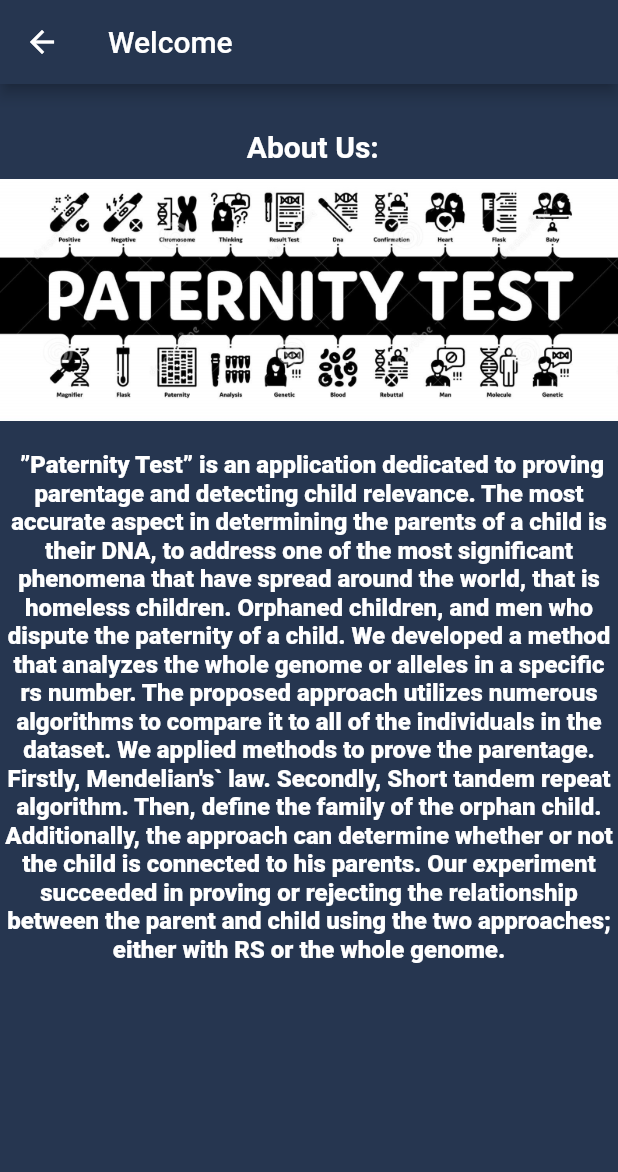
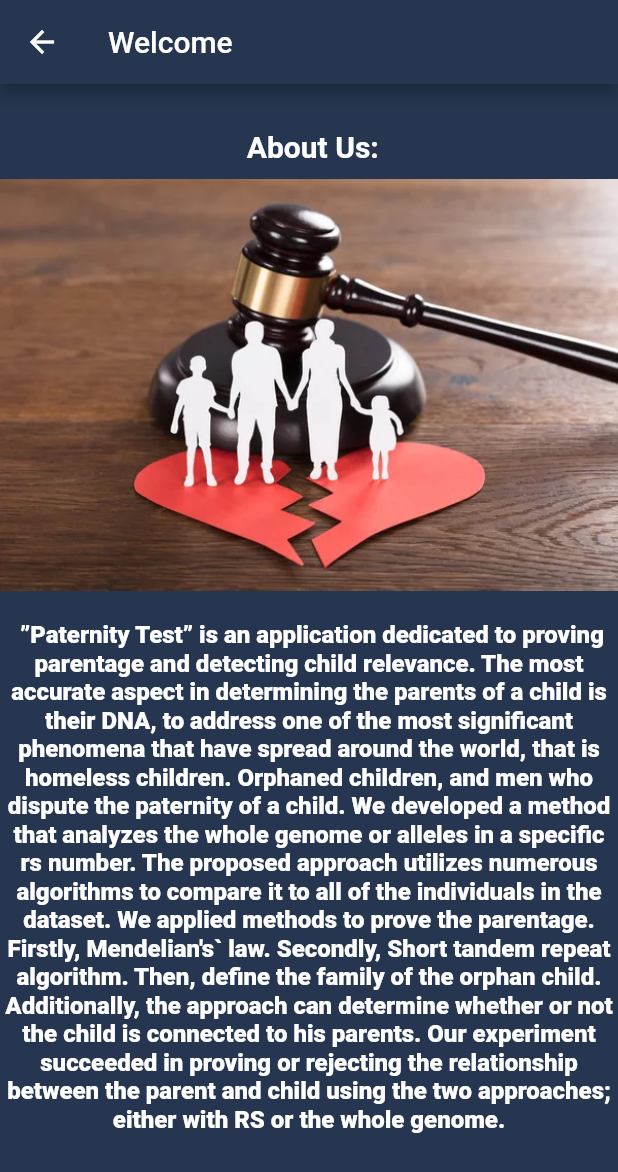
Before and after one commit to YoussifAssem/Genatac, a Flutter app: the homeScreen screen opened directly, on a phone screen of 412 x 824 dp. Shown: the top 1172 px of the screen. Run offline on Flutter 3.47's test engine with Material 2 defaults, Android fonts, the phone set to English and light mode, and no system bars; our stand-ins replace cloud_firestore, firebase_auth, firebase_core; accounts and stored records are empty.

Commit message:
homescreen ui

```diff
--- a/E-Genetics/Code/paternity_app/lib/Screens/home_screen.dart
+++ b/E-Genetics/Code/paternity_app/lib/Screens/home_screen.dart
@@ -53,7 +53,7 @@ class _homeScreen extends State<homeScreen> {
               )),
           Center(
             child: Column(
-              children: [Image.asset('Images/paternity.jpg')],
+              children: [Image.asset('Images/p.jpg')],
             ),
           ),
           const SizedBox(
--- a/E-Genetics/Code/paternity_app/lib/Screens/view_results_screen.dart
+++ b/E-Genetics/Code/paternity_app/lib/Screens/view_results_screen.dart
@@ -140,10 +140,10 @@ class _viewResults extends State<viewResults> {
                   Text(
                     doc['result'],
                     style: const TextStyle(
-                        fontSize: 23,
+                        fontSize: 30,
                         fontStyle: FontStyle.italic,
                         fontWeight: FontWeight.bold,
-                        color: Colors.black),
+                        color: Colors.white),
                   ),
                 ].toList());
               }).toList(),
```
Also changed, not shown: E-Genetics/Code/paternity_app/Images/p.jpg (added).
